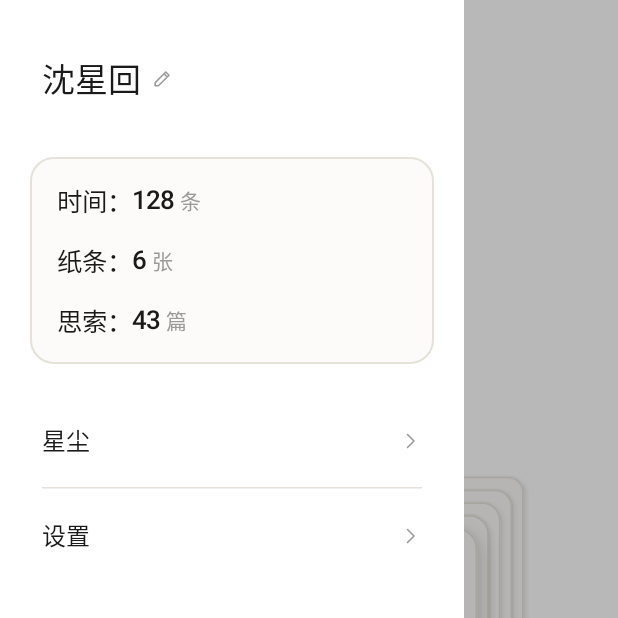
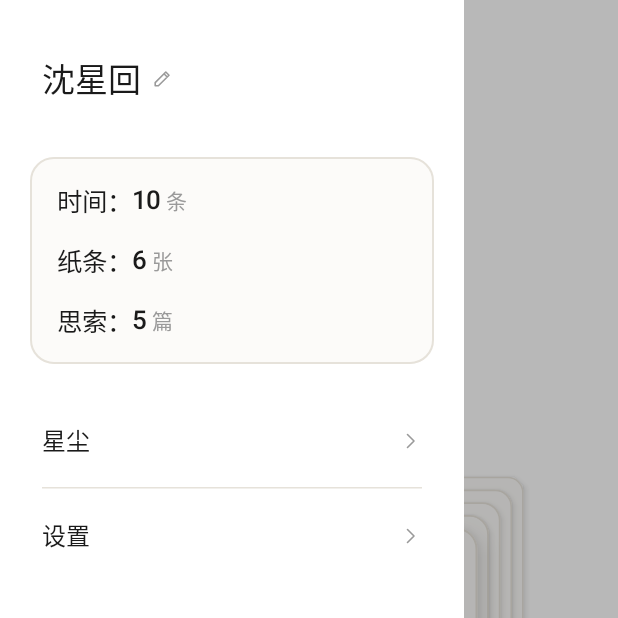
Before and after one commit to Lacrimosa0917/Staria, an Android app built with Jetpack Compose: the screen it shows after launch (MainActivity), after a tap on an icon or button, on a phone screen of 412 x 824 dp, the top half of it. Run offline under Robolectric (Android 15) with nearby library versions, the phone set to English and light mode, and no system bars; pictures from the network do not load; Roboto replaces fonts that are not available here.

Commit message:
fix: 个人主页统计数量改为按当前列表实时计算

```diff
--- a/app/src/main/kotlin/com/lacrimosa/staria/data/PaperNote.kt
+++ b/app/src/main/kotlin/com/lacrimosa/staria/data/PaperNote.kt
@@ -68,12 +68,13 @@ object SampleData {
         )
     }
 
-    /** 个人主页展示的记录数量。接库后由仓储层提供，UI 无需改动。 */
-    val counts: RecordCounts = RecordCounts(
-        diary = 128,
-        paper = notes.size,
-        essay = 43,
-    )
+    /**
+     * 注意：个人主页的统计数字**不在这里**。
+     *
+     * 数量必须由根布局按当前三个列表实时计算（见 StariaApp 里的 ProfileDrawer），
+     * 否则新建、删除之后数字对不上。这里曾经放过一份写死的示例值（时间 128、
+     * 思索 43），已移除，避免再被误引用。
+     */
 
     /**
      * 日记占位数据，供时间页展示。
--- a/app/src/main/kotlin/com/lacrimosa/staria/data/RecordCounts.kt
+++ b/app/src/main/kotlin/com/lacrimosa/staria/data/RecordCounts.kt
@@ -3,8 +3,8 @@ package com.lacrimosa.staria.data
 /**
  * 个人主页上展示的三类记录数量。
  *
- * 目前没有持久层，数量取自 [SampleData]；接入数据库后替换这里的数据源即可，
- * UI 不需要改动。
+ * **必须由持有数据的调用方按当前列表实时计算**（根布局的 StariaApp 负责），
+ * 这样新建、删除后数字立刻跟上。不要在这里或 [SampleData] 里存一份静态值。
  */
 data class RecordCounts(
     val diary: Int,
--- a/app/src/main/kotlin/com/lacrimosa/staria/ui/StariaApp.kt
+++ b/app/src/main/kotlin/com/lacrimosa/staria/ui/StariaApp.kt
@@ -31,6 +31,7 @@ import com.lacrimosa.staria.data.EditKind
 import com.lacrimosa.staria.data.Essay
 import com.lacrimosa.staria.data.NicknameStore
 import com.lacrimosa.staria.data.PaperNote
+import com.lacrimosa.staria.data.RecordCounts
 import com.lacrimosa.staria.data.SampleData
 import androidx.compose.foundation.layout.WindowInsets
 import androidx.compose.foundation.layout.systemBars
@@ -404,7 +405,14 @@ fun StariaApp() {
             ProfileDrawer(
                 visible = true,
                 nickname = nickname,
-                counts = SampleData.counts,
+                // 数量必须跟着当前三个列表走：新建、删除后要立刻对上，
+                // 不能再用 SampleData 里那份写死的示例值
+                counts = RecordCounts(
+                    // 与时间页一致：标记 deleted 的不计入
+                    diary = diaryEntries.count { !it.deleted },
+                    paper = paperNotes.size,
+                    essay = essays.size,
+                ),
                 onDismiss = { profileVisible = false },
                 onEditNickname = { editingNickname = true },
                 onOpenRecycleBin = { /* 星尘页后续接入 */ },
```
